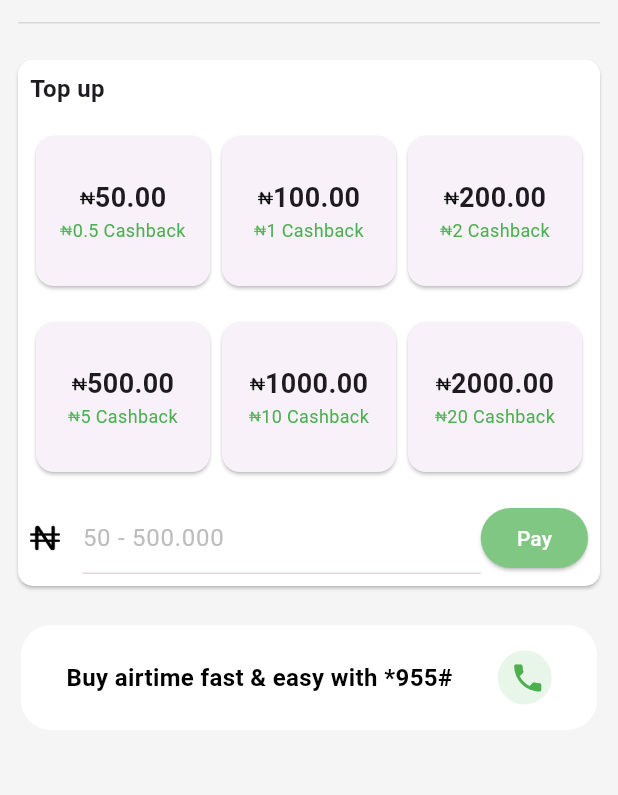
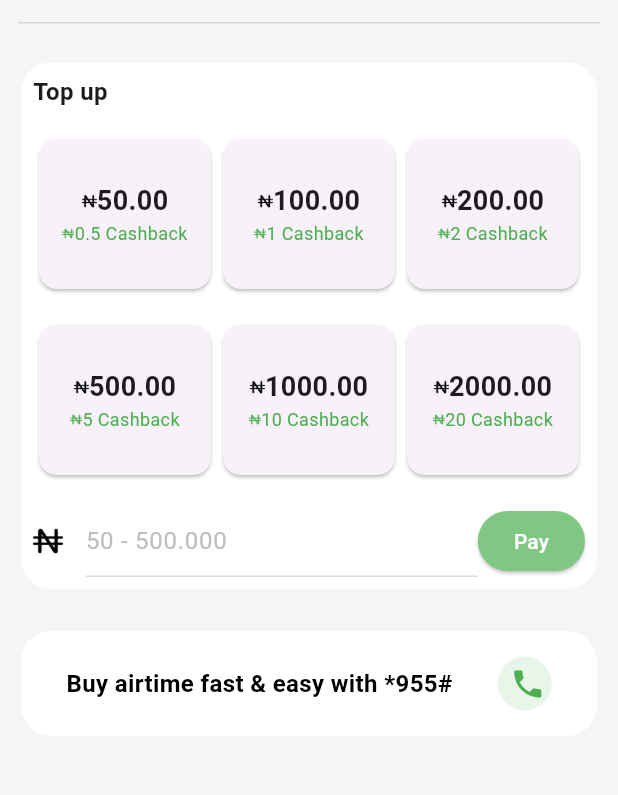
Before and after one commit to EverlastingBigFlo/mobile_app_ui, a Flutter app: the airtime screen opened by its route, on a phone screen of 412 x 824 dp, the part 305-1100 px from its top. Run offline on Flutter 3.47's test engine with Material 2 defaults, Android fonts, the light colour scheme and no system bars; our stand-ins replace smooth_page_indicator.

Commit message:
changes in my code

```diff
--- a/lib/pages/airtime.dart
+++ b/lib/pages/airtime.dart
@@ -55,8 +55,6 @@ class _airtimeState extends State<airtime> {
                 ),
               ),
             ),
-            // Ad card ends here
-
             Padding(
               padding: const EdgeInsets.all(12.0),
               child: Container(
@@ -176,14 +174,14 @@ class _airtimeState extends State<airtime> {
                 ),
               ),
             ),
-
             Padding(
-              padding: const EdgeInsets.all(8.0),
-              child: Card(
-                shape: RoundedRectangleBorder(
-                  borderRadius: BorderRadius.circular(10),
+              padding: const EdgeInsets.all(14.0),
+              child: Container(
+                decoration: BoxDecoration(
+                  borderRadius:
+                      BorderRadius.circular(20), // Add border radius here
+                  color: Colors.white,
                 ),
-                color: Colors.white,
                 child: Column(
                   crossAxisAlignment: CrossAxisAlignment.start,
                   children: [
```
